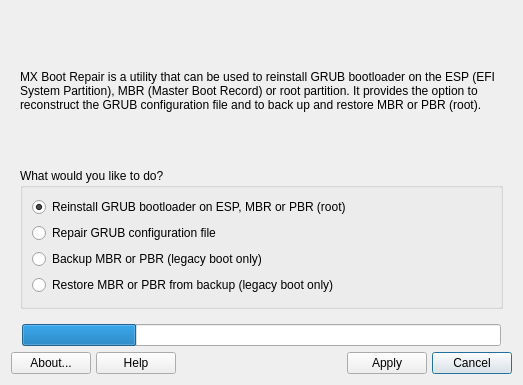
This is mxbootrepair.ui in MX-Linux/mx-bootrepair as Qt 5 draws it before an edit. The edited form follows.
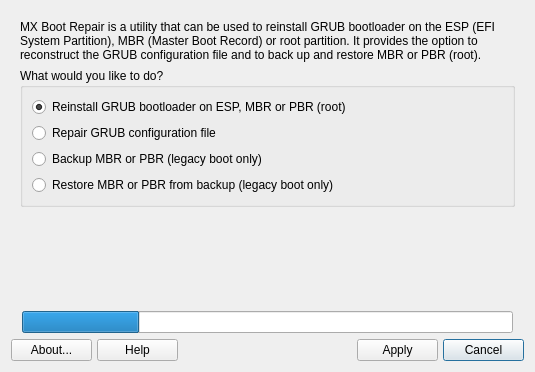
This is the edited form. Icons and pictures are not drawn.

```diff
--- a/mxbootrepair.ui
+++ b/mxbootrepair.ui
@@ -6,8 +6,8 @@
    <rect>
     <x>0</x>
     <y>0</y>
-    <width>523</width>
-    <height>385</height>
+    <width>535</width>
+    <height>372</height>
    </rect>
   </property>
   <property name="sizePolicy">
@@ -107,6 +107,19 @@
          </layout>
         </widget>
        </item>
+       <item>
+        <spacer name="verticalSpacer_2">
+         <property name="orientation">
+          <enum>Qt::Vertical</enum>
+         </property>
+         <property name="sizeHint" stdset="0">
+          <size>
+           <width>20</width>
+           <height>0</height>
+          </size>
+         </property>
+        </spacer>
+       </item>
       </layout>
      </widget>
      <widget class="QWidget" name="selectionPage">
@@ -395,7 +408,7 @@
      <item row="0" column="0">
       <widget class="QPushButton" name="buttonAbout">
        <property name="sizePolicy">
-        <sizepolicy hsizetype="Minimum" vsizetype="Fixed">
+        <sizepolicy hsizetype="Expanding" vsizetype="Preferred">
          <horstretch>0</horstretch>
          <verstretch>0</verstretch>
         </sizepolicy>
@@ -428,7 +441,7 @@
        </property>
        <property name="sizeHint" stdset="0">
         <size>
-         <width>40</width>
+         <width>50</width>
          <height>20</height>
         </size>
        </property>
@@ -441,7 +454,7 @@
        </property>
        <property name="sizeHint" stdset="0">
         <size>
-         <width>40</width>
+         <width>50</width>
          <height>20</height>
         </size>
        </property>
@@ -450,7 +463,7 @@
      <item row="0" column="1">
       <widget class="QPushButton" name="buttonHelp">
        <property name="sizePolicy">
-        <sizepolicy hsizetype="Minimum" vsizetype="Fixed">
+        <sizepolicy hsizetype="Expanding" vsizetype="Preferred">
          <horstretch>0</horstretch>
          <verstretch>0</verstretch>
         </sizepolicy>
@@ -501,7 +514,7 @@
      <item row="0" column="7">
       <widget class="QPushButton" name="buttonCancel">
        <property name="sizePolicy">
-        <sizepolicy hsizetype="Minimum" vsizetype="Fixed">
+        <sizepolicy hsizetype="Expanding" vsizetype="Preferred">
          <horstretch>0</horstretch>
          <verstretch>0</verstretch>
         </sizepolicy>
@@ -530,7 +543,7 @@
      <item row="0" column="6">
       <widget class="QPushButton" name="buttonApply">
        <property name="sizePolicy">
-        <sizepolicy hsizetype="Minimum" vsizetype="Fixed">
+        <sizepolicy hsizetype="Expanding" vsizetype="Preferred">
          <horstretch>0</horstretch>
          <verstretch>0</verstretch>
         </sizepolicy>
```
